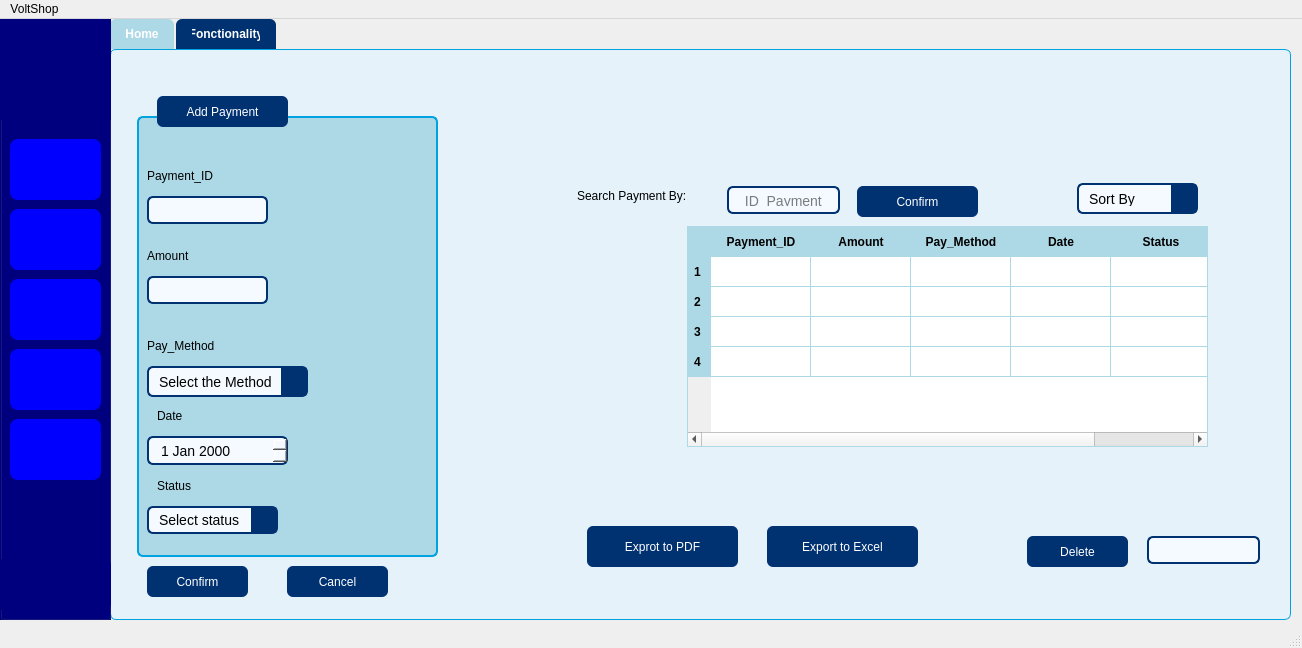
First picture: the form in mainwindow.ui, repository Esprit-UP-Algo/projetpcc-2a26-voltshop, before the edit.
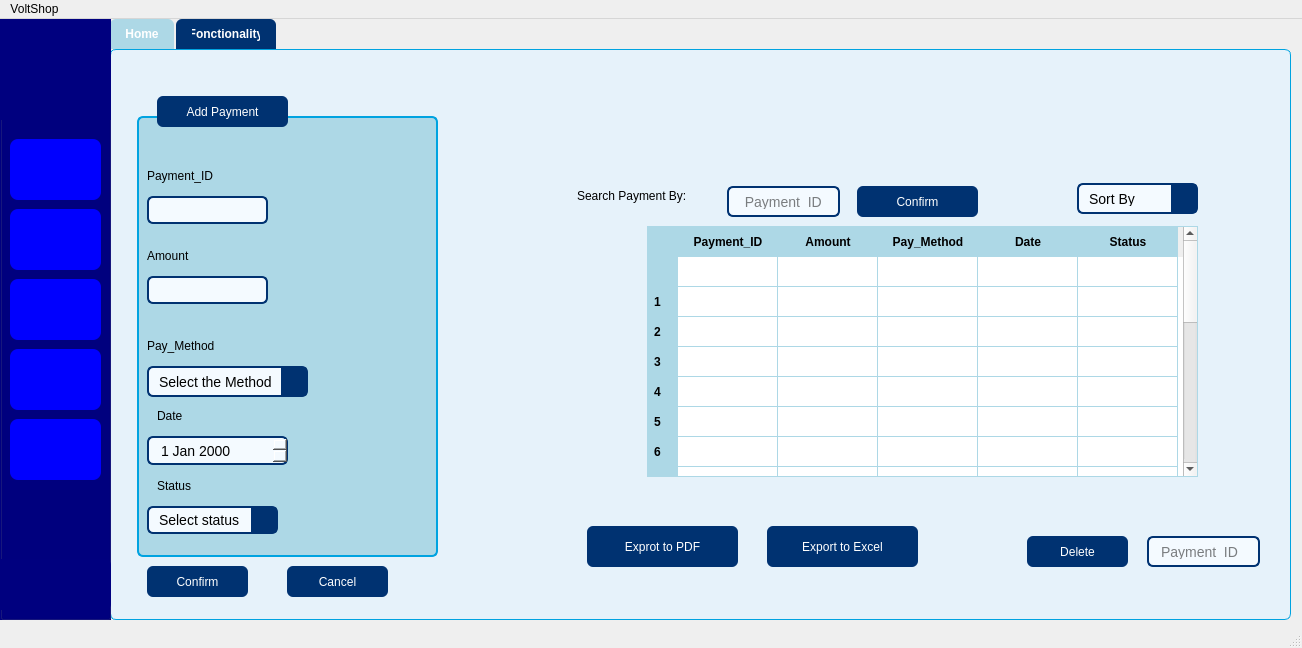
Second picture: the form after the edit. Icons and pictures are not drawn.

Commit message: updated integration between Client and Payment tabs , with login UI

Diff of the .ui file:
```diff
--- a/mainwindow.ui
+++ b/mainwindow.ui
@@ -496,70 +496,6 @@
        </property>
       </item>
      </widget>
-     <widget class="QTableWidget" name="table_payment">
-      <property name="geometry">
-       <rect>
-        <x>570</x>
-        <y>170</y>
-        <width>521</width>
-        <height>221</height>
-       </rect>
-      </property>
-      <property name="styleSheet">
-       <string notr="true">QTableWidget {
-    background-color: white;
-    alternate-background-color: #E6F2FA;
-    gridline-color: #ADD8E6;
-    border: 1px solid #ADD8E6;
-    selection-background-color: #003271;
-    selection-color: white;
-    font-family: Segoe UI, Arial;
-    font-size: 13px;
-}
-
-QHeaderView::section {
-    background-color: #ADD8E6;
-    color: black;
-    padding: 6px;
-    border: none;
-    font-weight: bold;
-}
-
-QTableCornerButton::section {
-    background-color: #ADD8E6;
-    border: none;
-}</string>
-      </property>
-      <row/>
-      <row/>
-      <row/>
-      <row/>
-      <column>
-       <property name="text">
-        <string>Payment_ID</string>
-       </property>
-      </column>
-      <column>
-       <property name="text">
-        <string>Amount</string>
-       </property>
-      </column>
-      <column>
-       <property name="text">
-        <string>Pay_Method</string>
-       </property>
-      </column>
-      <column>
-       <property name="text">
-        <string>Date</string>
-       </property>
-      </column>
-      <column>
-       <property name="text">
-        <string>Status</string>
-       </property>
-      </column>
-     </widget>
      <widget class="QPushButton" name="pushButton_3">
       <property name="geometry">
        <rect>
@@ -614,7 +550,7 @@
         <x>610</x>
         <y>130</y>
         <width>113</width>
-        <height>28</height>
+        <height>31</height>
        </rect>
       </property>
       <property name="styleSheet">
@@ -634,7 +570,7 @@
 </string>
       </property>
       <property name="placeholderText">
-       <string> ID_Payment</string>
+       <string> Payment_ID</string>
       </property>
      </widget>
      <widget class="QLabel" name="label_7">
@@ -756,7 +692,7 @@
         <x>1030</x>
         <y>480</y>
         <width>113</width>
-        <height>28</height>
+        <height>31</height>
        </rect>
       </property>
       <property name="styleSheet">
@@ -775,6 +711,132 @@
 }
 </string>
       </property>
+      <property name="placeholderText">
+       <string>Payment_ID</string>
+      </property>
+     </widget>
+     <widget class="QTableWidget" name="tableWidget_2">
+      <property name="geometry">
+       <rect>
+        <x>530</x>
+        <y>170</y>
+        <width>551</width>
+        <height>251</height>
+       </rect>
+      </property>
+      <property name="styleSheet">
+       <string notr="true">QTableWidget {
+    background-color: white;
+    alternate-background-color: #E6F2FA;
+    gridline-color: #ADD8E6;
+    border: 1px solid #ADD8E6;
+    selection-background-color: #003271;
+    selection-color: white;
+    font-family: Segoe UI, Arial;
+    font-size: 13px;
+}
+
+QHeaderView::section {
+    background-color: #ADD8E6;
+    color: black;
+    padding: 6px;
+    border: none;
+    font-weight: bold;
+}
+
+QTableCornerButton::section {
+    background-color: #ADD8E6;
+    border: none;
+}</string>
+      </property>
+      <row>
+       <property name="text">
+        <string/>
+       </property>
+      </row>
+      <row>
+       <property name="text">
+        <string>1</string>
+       </property>
+      </row>
+      <row>
+       <property name="text">
+        <string>2</string>
+       </property>
+      </row>
+      <row>
+       <property name="text">
+        <string>3</string>
+       </property>
+      </row>
+      <row>
+       <property name="text">
+        <string>4</string>
+       </property>
+      </row>
+      <row>
+       <property name="text">
+        <string>5</string>
+       </property>
+      </row>
+      <row>
+       <property name="text">
+        <string>6</string>
+       </property>
+      </row>
+      <row>
+       <property name="text">
+        <string/>
+       </property>
+      </row>
+      <row>
+       <property name="text">
+        <string/>
+       </property>
+      </row>
+      <row>
+       <property name="text">
+        <string/>
+       </property>
+      </row>
+      <row>
+       <property name="text">
+        <string/>
+       </property>
+      </row>
+      <row/>
+      <row/>
+      <row/>
+      <row/>
+      <row/>
+      <row/>
+      <row/>
+      <row/>
+      <column>
+       <property name="text">
+        <string>Payment_ID</string>
+       </property>
+      </column>
+      <column>
+       <property name="text">
+        <string>Amount</string>
+       </property>
+      </column>
+      <column>
+       <property name="text">
+        <string>Pay_Method</string>
+       </property>
+      </column>
+      <column>
+       <property name="text">
+        <string>Date</string>
+       </property>
+      </column>
+      <column>
+       <property name="text">
+        <string>Status</string>
+       </property>
+      </column>
      </widget>
     </widget>
     <widget class="QWidget" name="fa">
```
Left out of the diff: 4 changed lines with no effect on the pictures. The commit also changes 532 other files.
